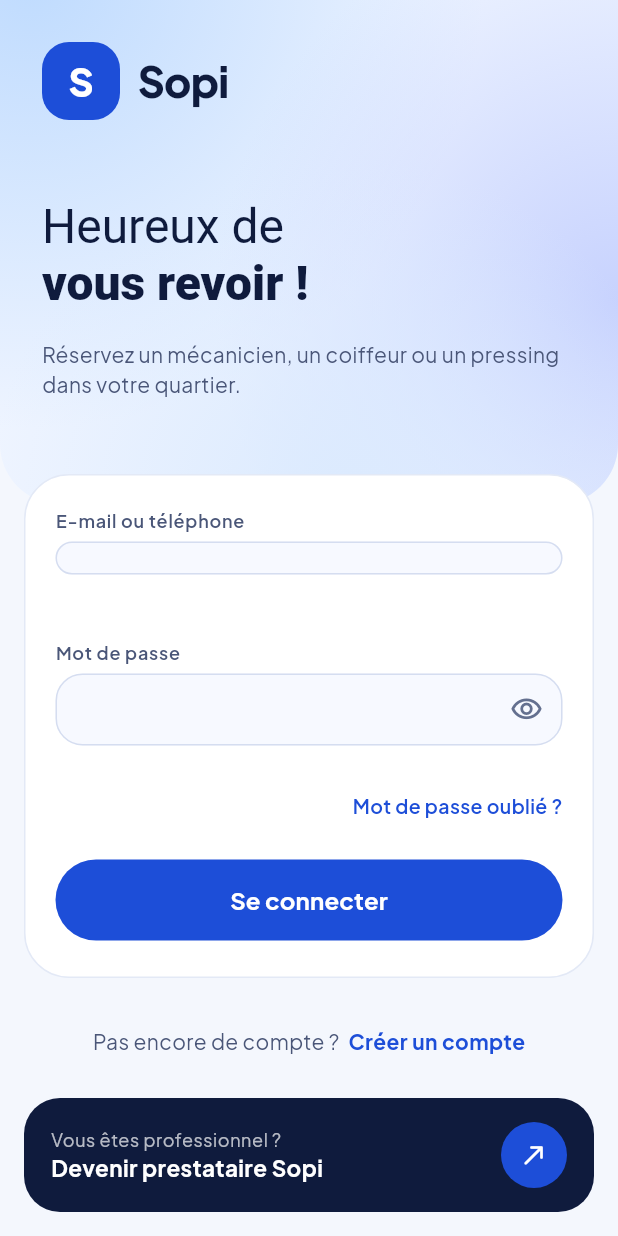
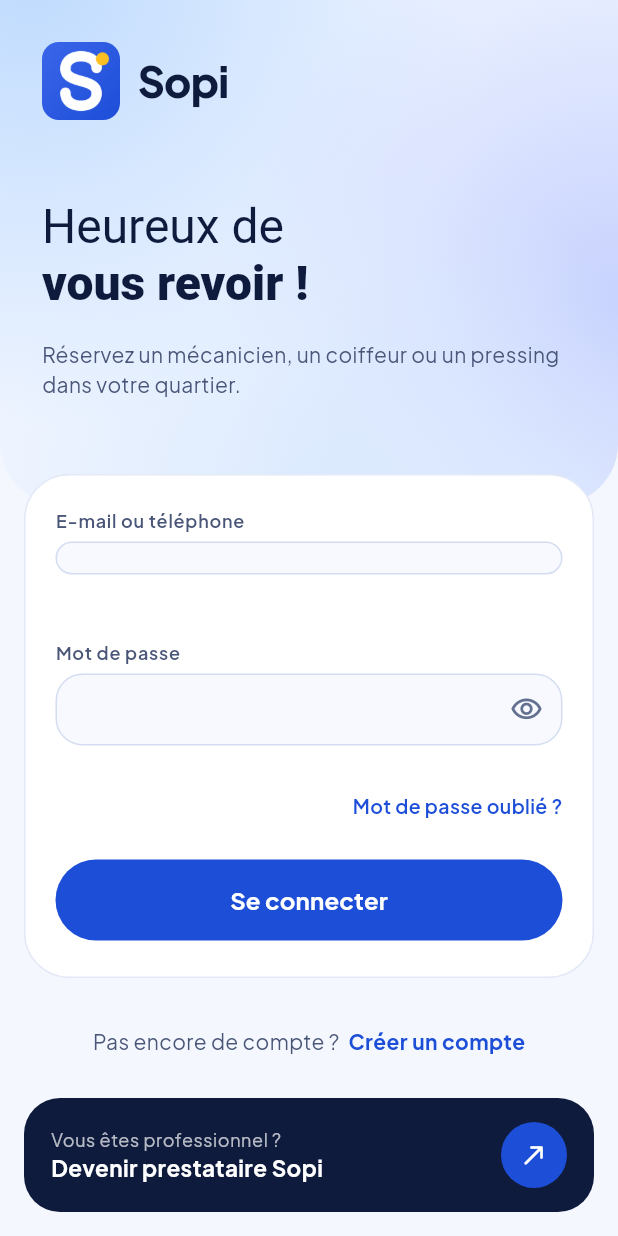
Before and after one commit to abdou-drame/sopi, a Flutter app: the screen it shows after launch, after a tap on "Se connecter", on a phone screen of 412 x 824 dp. Run offline on Flutter 3.47's test engine with Material 3 defaults, Android fonts, the phone set to English and light mode, and no system bars; our stand-ins replace dio, file_picker, firebase_core, firebase_messaging, flutter_riverpod, flutter_secure_storage and 4 more; accounts and stored records are empty; network calls fail.

Commit message:
Ajoute le widget SopiLogo et remplace le carré « S » (orientation, connexion)
Co-Authored-By: Claude Sonnet 5.5 <noreply@anthropic.com>

```diff
--- /dev/null
+++ b/mobile/lib/core/widgets/sopi_logo.dart
@@ -0,0 +1,47 @@
+import 'package:flutter/material.dart';
+
+import '../theme/couleurs.dart';
+
+/// Logo Sopi (« S » blanc et point orange sur fond bleu), de taille réglable. L'image est décorative :
+/// le nom « Sopi » est toujours écrit à côté, elle est donc exclue de la lecture d'écran.
+class SopiLogo extends StatelessWidget {
+  const SopiLogo({super.key, this.taille = 48, this.ombre = false});
+
+  /// Côté du carré, en pixels logiques.
+  final double taille;
+
+  /// Ombre bleue portée sous le logo (en-tête de l'orientation).
+  final bool ombre;
+
+  @override
+  Widget build(BuildContext context) {
+    // Même arrondi que sopi_icon_rounded (26 sur 120).
+    final rayon = BorderRadius.circular(taille * 26 / 120);
+    return ExcludeSemantics(
+      child: DecoratedBox(
+        decoration: BoxDecoration(
+          borderRadius: rayon,
+          boxShadow: ombre
+              ? [
+                  BoxShadow(
+                    color: CouleursSopi.bleu.withValues(alpha: 0.35),
+                    blurRadius: 22,
+                    offset: const Offset(0, 10),
+                  ),
+                ]
+              : null,
+        ),
+        child: ClipRRect(
+          borderRadius: rayon,
+          child: Image.asset(
+            'assets/logo/sopi_icon_1024.png',
+            width: taille,
+            height: taille,
+            fit: BoxFit.cover,
+            filterQuality: FilterQuality.medium,
+          ),
+        ),
+      ),
+    );
+  }
+}
--- a/mobile/lib/features/auth/connexion_page.dart
+++ b/mobile/lib/features/auth/connexion_page.dart
@@ -11,6 +11,7 @@ import '../../core/widgets/bandeaux.dart';
 import '../../core/widgets/boutons.dart';
 import '../../core/widgets/champ_formulaire.dart';
 import '../../core/widgets/compte_a_rebours.dart';
+import '../../core/widgets/sopi_logo.dart';
 import '../../core/widgets/decompte.dart';
 import '../../core/widgets/en_tete_degrade.dart';
 import '../inscription_prestataire/stockage_jeton_suivi.dart';
@@ -239,23 +240,7 @@ class _EnteteConnexion extends StatelessWidget {
                     delai: DescenteDepuisLeHaut.duree,
                     child: Row(
                       children: [
-                        Container(
-                          width: 52,
-                          height: 52,
-                          alignment: Alignment.center,
-                          decoration: BoxDecoration(
-                            color: CouleursSopi.bleu,
-                            borderRadius: BorderRadius.circular(18),
-                          ),
-                          child: Text(
-                            'S',
-                            style: theme.textTheme.headlineSmall?.copyWith(
-                              fontSize: 26,
-                              fontWeight: FontWeight.w800,
-                              color: CouleursSopi.blanc,
-                            ),
-                          ),
-                        ),
+                        const SopiLogo(taille: 52),
                         const SizedBox(width: 12),
                         Text(
                           'Sopi',
--- a/mobile/lib/features/auth/orientation_page.dart
+++ b/mobile/lib/features/auth/orientation_page.dart
@@ -7,6 +7,7 @@ import '../../core/animation/apparition.dart';
 import '../../core/routing/chemins.dart';
 import '../../core/theme/couleurs.dart';
 import '../../core/theme/dimensions.dart';
+import '../../core/widgets/sopi_logo.dart';
 import '../../core/widgets/en_tete_degrade.dart';
 import 'widgets/mise_en_page_acces.dart';
 
@@ -114,30 +115,7 @@ class _EnteteOrientation extends StatelessWidget {
               children: [
                 Row(
                   children: [
-                    Container(
-                      width: 48,
-                      height: 48,
-                      alignment: Alignment.center,
-                      decoration: BoxDecoration(
-                        color: CouleursSopi.bleu,
-                        borderRadius: BorderRadius.circular(17),
-                        boxShadow: [
-                          BoxShadow(
-                            color: CouleursSopi.bleu.withValues(alpha: 0.35),
-                            blurRadius: 22,
-                            offset: const Offset(0, 10),
-                          ),
-                        ],
-                      ),
-                      child: Text(
-                        'S',
-                        style: theme.textTheme.headlineSmall?.copyWith(
-                          fontSize: 24,
-                          fontWeight: FontWeight.w800,
-                          color: CouleursSopi.blanc,
-                        ),
-                      ),
-                    ),
+                    const SopiLogo(taille: 48, ombre: true),
                     const SizedBox(width: 12),
                     Text(
                       'Sopi',
--- a/mobile/pubspec.yaml
+++ b/mobile/pubspec.yaml
@@ -78,6 +78,7 @@ flutter:
   assets:
     - assets/wave.png
     - assets/orange_money.png
+    - assets/logo/sopi_icon_1024.png
 
   # An image asset can refer to one or more resolution-specific "variants", see
   # https://flutter.dev/to/resolution-aware-images
```
